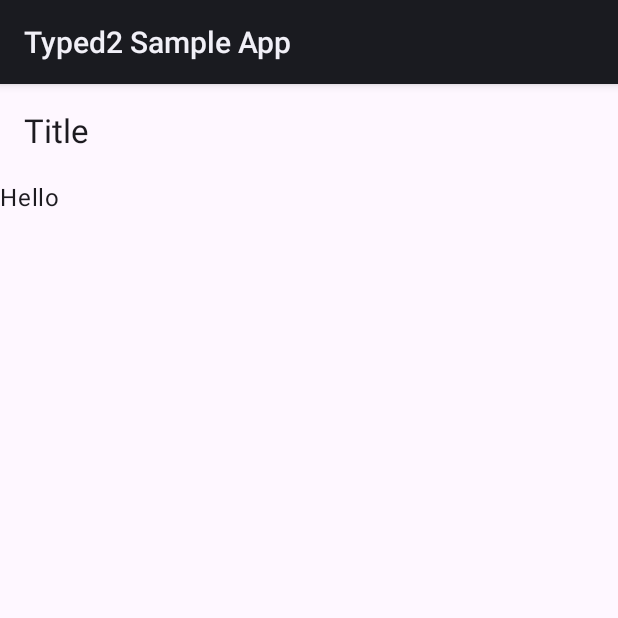
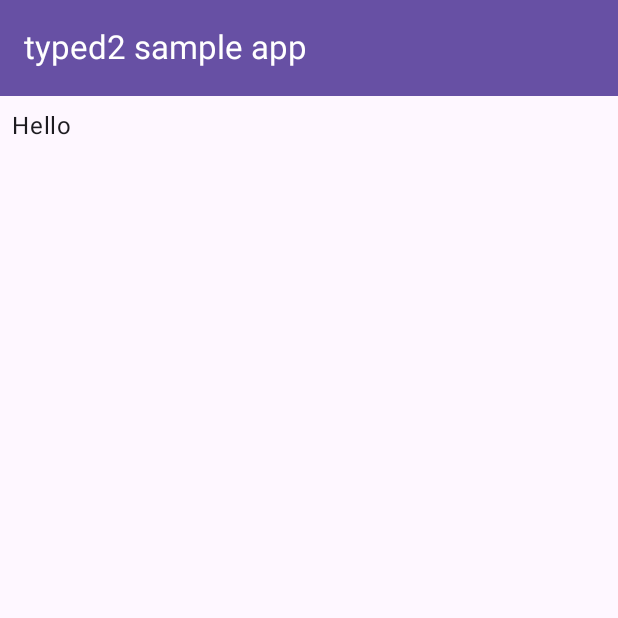
Before and after one commit to episode6/typed2, an Android app built with Jetpack Compose: the screen it shows after launch (MainActivity), on a phone screen of 412 x 824 dp, the top half of it. Run offline under Robolectric (Android 15) with nearby library versions, the phone set to English and light mode, and no system bars.

Commit message:
fix theme and scaffold

```diff
--- a/sample-app/src/main/AndroidManifest.xml
+++ b/sample-app/src/main/AndroidManifest.xml
@@ -12,9 +12,11 @@
         android:label="@string/app_name"
         android:roundIcon="@mipmap/ic_launcher_round"
         android:supportsRtl="true"
+        android:theme="@style/Theme.SampleApp"
         tools:targetApi="33">
         <activity
             android:name=".MainActivity"
+            android:theme="@style/Theme.SampleApp"
             android:exported="true">
             <intent-filter>
                 <action android:name="android.intent.action.MAIN" />
--- a/sample-app/src/main/kotlin/com/episode6/typed2/sampleapp/MainActivity.kt
+++ b/sample-app/src/main/kotlin/com/episode6/typed2/sampleapp/MainActivity.kt
@@ -3,7 +3,10 @@ package com.episode6.typed2.sampleapp
 import android.os.Bundle
 import androidx.activity.ComponentActivity
 import androidx.activity.compose.setContent
+import androidx.compose.foundation.layout.padding
 import androidx.compose.material3.Text
+import androidx.compose.ui.Modifier
+import androidx.compose.ui.unit.dp
 import com.episode6.typed2.sampleapp.ui.theme.AppScaffold
 
 class MainActivity : ComponentActivity() {
@@ -11,8 +14,8 @@ class MainActivity : ComponentActivity() {
   override fun onCreate(savedInstanceState: Bundle?) {
     super.onCreate(savedInstanceState)
     setContent {
-      AppScaffold(title = "Title") {
-        Text(text = "Hello")
+      AppScaffold(title = "typed2 sample app") {
+        Text(text = "Hello", modifier = Modifier.padding(8.dp))
       }
     }
   }
--- a/sample-app/src/main/kotlin/com/episode6/typed2/sampleapp/ui/theme/Scaffold.kt
+++ b/sample-app/src/main/kotlin/com/episode6/typed2/sampleapp/ui/theme/Scaffold.kt
@@ -5,10 +5,7 @@ package com.episode6.typed2.sampleapp.ui.theme
 import androidx.compose.foundation.layout.Box
 import androidx.compose.foundation.layout.RowScope
 import androidx.compose.foundation.layout.padding
-import androidx.compose.material3.ExperimentalMaterial3Api
-import androidx.compose.material3.Scaffold
-import androidx.compose.material3.SmallTopAppBar
-import androidx.compose.material3.Text
+import androidx.compose.material3.*
 import androidx.compose.runtime.Composable
 import androidx.compose.ui.Modifier
 
@@ -39,6 +36,10 @@ import androidx.compose.ui.Modifier
           title = title,
           navigationIcon = navigationIcon,
           actions = actions,
+          colors = TopAppBarDefaults.smallTopAppBarColors(
+            containerColor = MaterialTheme.colorScheme.primary,
+            titleContentColor = MaterialTheme.colorScheme.onPrimary,
+          )
         )
       },
       content = { padding ->
--- /dev/null
+++ b/sample-app/src/main/res/values/themes.xml
@@ -0,0 +1,5 @@
+<?xml version="1.0" encoding="utf-8"?>
+<resources>
+
+    <style name="Theme.SampleApp" parent="android:Theme.Material.Light.NoActionBar" />
+</resources>
```
